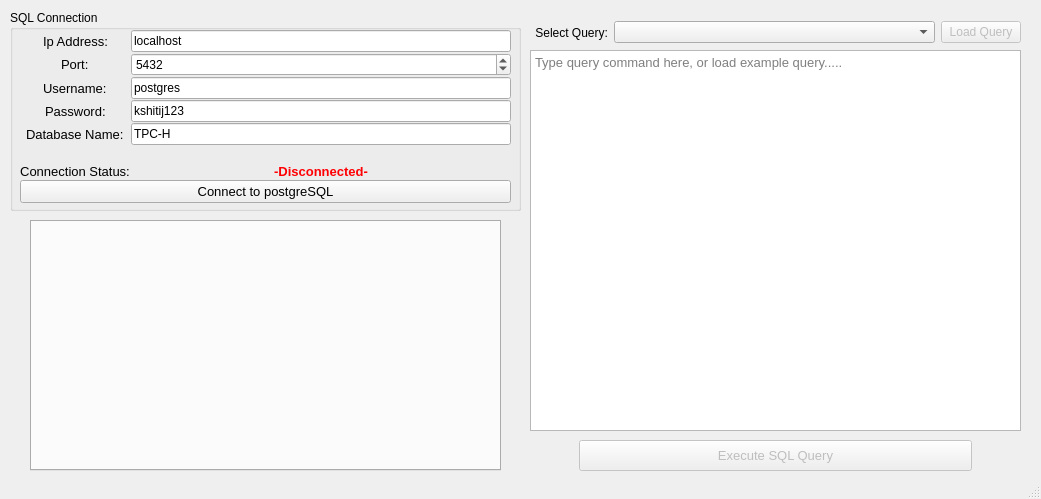
The window that USETHISFOLDER/MainUI.ui (yixiong321/CZ4031-Project2) describes before a commit, drawn with Qt 5.
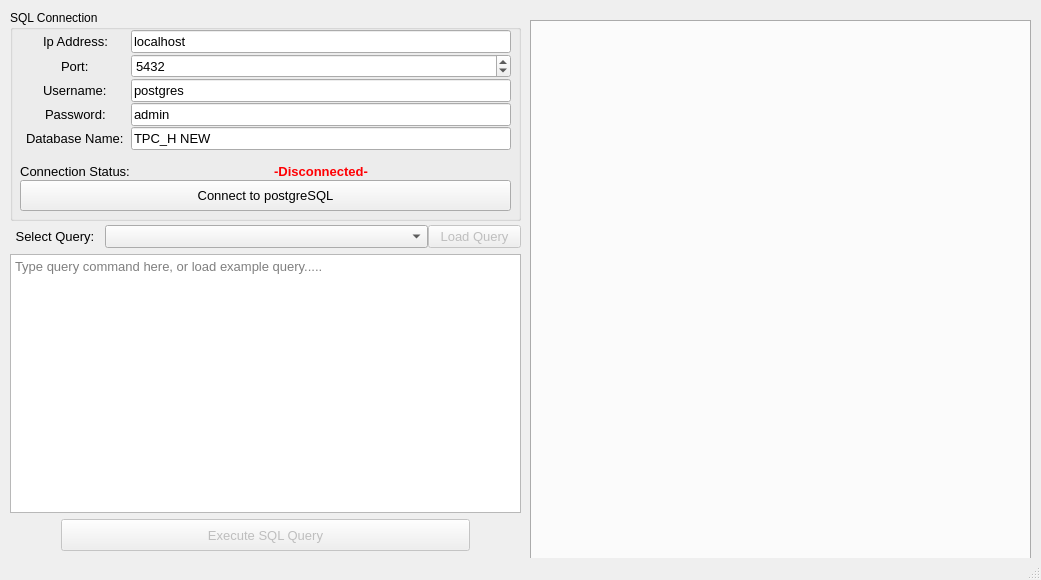
The same window after the commit.

```diff
--- a/USETHISFOLDER/MainUI.ui
+++ b/USETHISFOLDER/MainUI.ui
@@ -7,7 +7,7 @@
     <x>0</x>
     <y>0</y>
     <width>1041</width>
-    <height>499</height>
+    <height>580</height>
    </rect>
   </property>
   <property name="windowTitle">
@@ -20,7 +20,7 @@
       <x>10</x>
       <y>10</y>
       <width>511</width>
-      <height>201</height>
+      <height>211</height>
      </rect>
     </property>
     <property name="title">
@@ -62,6 +62,11 @@
       </item>
       <item row="0" column="1">
        <widget class="QLineEdit" name="ip_address">
+        <property name="font">
+         <font>
+          <pointsize>10</pointsize>
+         </font>
+        </property>
         <property name="text">
          <string>localhost</string>
         </property>
@@ -81,6 +86,11 @@
       </item>
       <item row="1" column="1">
        <widget class="QSpinBox" name="port_address">
+        <property name="font">
+         <font>
+          <pointsize>10</pointsize>
+         </font>
+        </property>
         <property name="maximum">
          <number>100000</number>
         </property>
@@ -103,6 +113,11 @@
       </item>
       <item row="2" column="1">
        <widget class="QLineEdit" name="username">
+        <property name="font">
+         <font>
+          <pointsize>10</pointsize>
+         </font>
+        </property>
         <property name="text">
          <string>postgres</string>
         </property>
@@ -122,8 +137,13 @@
       </item>
       <item row="3" column="1">
        <widget class="QLineEdit" name="password">
+        <property name="font">
+         <font>
+          <pointsize>10</pointsize>
+         </font>
+        </property>
         <property name="text">
-         <string>kshitij123</string>
+         <string>admin</string>
         </property>
        </widget>
       </item>
@@ -141,8 +161,13 @@
       </item>
       <item row="4" column="1">
        <widget class="QLineEdit" name="db_n">
+        <property name="font">
+         <font>
+          <pointsize>10</pointsize>
+         </font>
+        </property>
         <property name="text">
-         <string>TPC-H</string>
+         <string>TPC_H NEW</string>
         </property>
        </widget>
       </item>
@@ -195,7 +220,7 @@
         <property name="sizeHint" stdset="0">
          <size>
           <width>0</width>
-          <height>10</height>
+          <height>6</height>
          </size>
         </property>
        </spacer>
@@ -208,7 +233,7 @@
        <x>10</x>
        <y>170</y>
        <width>491</width>
-       <height>23</height>
+       <height>31</height>
       </rect>
      </property>
      <property name="font">
@@ -221,41 +246,13 @@
      </property>
     </widget>
    </widget>
-   <widget class="QTextEdit" name="txt_sql">
-    <property name="geometry">
-     <rect>
-      <x>530</x>
-      <y>50</y>
-      <width>491</width>
-      <height>381</height>
-     </rect>
-    </property>
-    <property name="font">
-     <font>
-      <pointsize>10</pointsize>
-     </font>
-    </property>
-    <property name="documentTitle">
-     <string/>
-    </property>
-    <property name="html">
-     <string>&lt;!DOCTYPE HTML PUBLIC &quot;-//W3C//DTD HTML 4.0//EN&quot; &quot;http://www.w3.org/TR/REC-html40/strict.dtd&quot;&gt;
-&lt;html&gt;&lt;head&gt;&lt;meta name=&quot;qrichtext&quot; content=&quot;1&quot; /&gt;&lt;style type=&quot;text/css&quot;&gt;
-p, li { white-space: pre-wrap; }
-&lt;/style&gt;&lt;/head&gt;&lt;body style=&quot; font-family:'MS Shell Dlg 2'; font-size:10pt; font-weight:400; font-style:normal;&quot;&gt;
-&lt;p style=&quot;-qt-paragraph-type:empty; margin-top:0px; margin-bottom:0px; margin-left:0px; margin-right:0px; -qt-block-indent:0; text-indent:0px;&quot;&gt;&lt;br /&gt;&lt;/p&gt;&lt;/body&gt;&lt;/html&gt;</string>
-    </property>
-    <property name="placeholderText">
-     <string>Type query command here, or load example query.....</string>
-    </property>
-   </widget>
    <widget class="QTabWidget" name="tW">
     <property name="geometry">
      <rect>
-      <x>30</x>
-      <y>220</y>
-      <width>471</width>
-      <height>251</height>
+      <x>530</x>
+      <y>20</y>
+      <width>501</width>
+      <height>541</height>
      </rect>
     </property>
     <property name="currentIndex">
@@ -279,18 +276,31 @@
    <widget class="QWidget" name="layoutWidget_2">
     <property name="geometry">
      <rect>
-      <x>530</x>
-      <y>20</y>
-      <width>491</width>
-      <height>25</height>
+      <x>10</x>
+      <y>220</y>
+      <width>511</width>
+      <height>331</height>
      </rect>
     </property>
-    <layout class="QHBoxLayout" name="horizontalLayout_2">
+    <layout class="QVBoxLayout" name="verticalLayout" stretch="1,8,1">
+     <item>
+      <layout class="QHBoxLayout" name="horizontalLayout_2" stretch="2,7,2">
+       <property name="spacing">
+        <number>0</number>
+       </property>
      <property name="leftMargin">
       <number>2</number>
      </property>
+       <property name="topMargin">
+        <number>5</number>
+       </property>
      <item>
       <widget class="QLabel" name="label_2">
+         <property name="font">
+          <font>
+           <pointsize>10</pointsize>
+          </font>
+         </property>
        <property name="text">
         <string> Select Query:</string>
        </property>
@@ -304,6 +314,11 @@
          <verstretch>0</verstretch>
         </sizepolicy>
        </property>
+         <property name="font">
+          <font>
+           <pointsize>10</pointsize>
+          </font>
+         </property>
       </widget>
      </item>
      <item>
@@ -317,22 +332,45 @@
          <verstretch>0</verstretch>
         </sizepolicy>
        </property>
+         <property name="font">
+          <font>
+           <pointsize>10</pointsize>
+          </font>
+         </property>
        <property name="text">
         <string>Load Query</string>
        </property>
       </widget>
      </item>
     </layout>
-   </widget>
-   <widget class="QWidget" name="horizontalLayoutWidget">
-    <property name="geometry">
-     <rect>
-      <x>530</x>
-      <y>440</y>
-      <width>491</width>
-      <height>31</height>
-     </rect>
-    </property>
+     </item>
+     <item>
+      <layout class="QVBoxLayout" name="verticalLayout_3">
+       <item>
+        <widget class="QTextEdit" name="txt_sql">
+         <property name="font">
+          <font>
+           <pointsize>10</pointsize>
+          </font>
+         </property>
+         <property name="documentTitle">
+          <string/>
+         </property>
+         <property name="html">
+          <string>&lt;!DOCTYPE HTML PUBLIC &quot;-//W3C//DTD HTML 4.0//EN&quot; &quot;http://www.w3.org/TR/REC-html40/strict.dtd&quot;&gt;
+&lt;html&gt;&lt;head&gt;&lt;meta name=&quot;qrichtext&quot; content=&quot;1&quot; /&gt;&lt;style type=&quot;text/css&quot;&gt;
+p, li { white-space: pre-wrap; }
+&lt;/style&gt;&lt;/head&gt;&lt;body style=&quot; font-family:'MS Shell Dlg 2'; font-size:10pt; font-weight:400; font-style:normal;&quot;&gt;
+&lt;p style=&quot;-qt-paragraph-type:empty; margin-top:0px; margin-bottom:0px; margin-left:0px; margin-right:0px; -qt-block-indent:0; text-indent:0px;&quot;&gt;&lt;br /&gt;&lt;/p&gt;&lt;/body&gt;&lt;/html&gt;</string>
+         </property>
+         <property name="placeholderText">
+          <string>Type query command here, or load example query.....</string>
+         </property>
+        </widget>
+       </item>
+      </layout>
+     </item>
+     <item>
     <layout class="QHBoxLayout" name="horizontalLayout_3" stretch="1,8,1">
      <item>
       <spacer name="horizontalSpacer">
@@ -380,6 +418,8 @@
         </size>
        </property>
       </spacer>
+       </item>
+      </layout>
      </item>
     </layout>
    </widget>
```
Left out of the diff: 2 changed lines with no effect on the pictures. Lines whose indentation alone changed are shown as unchanged.
